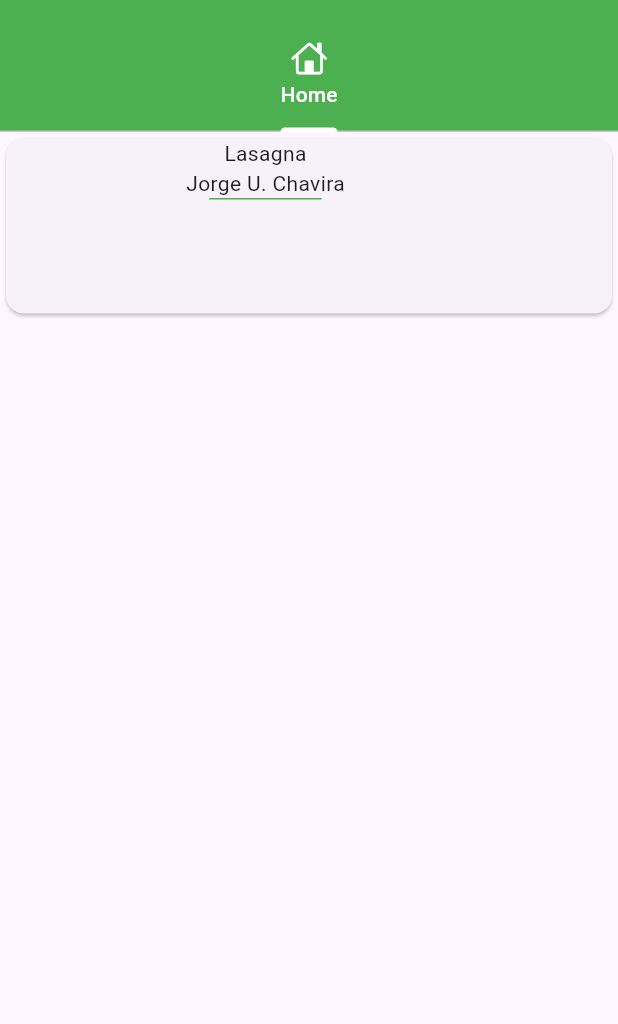
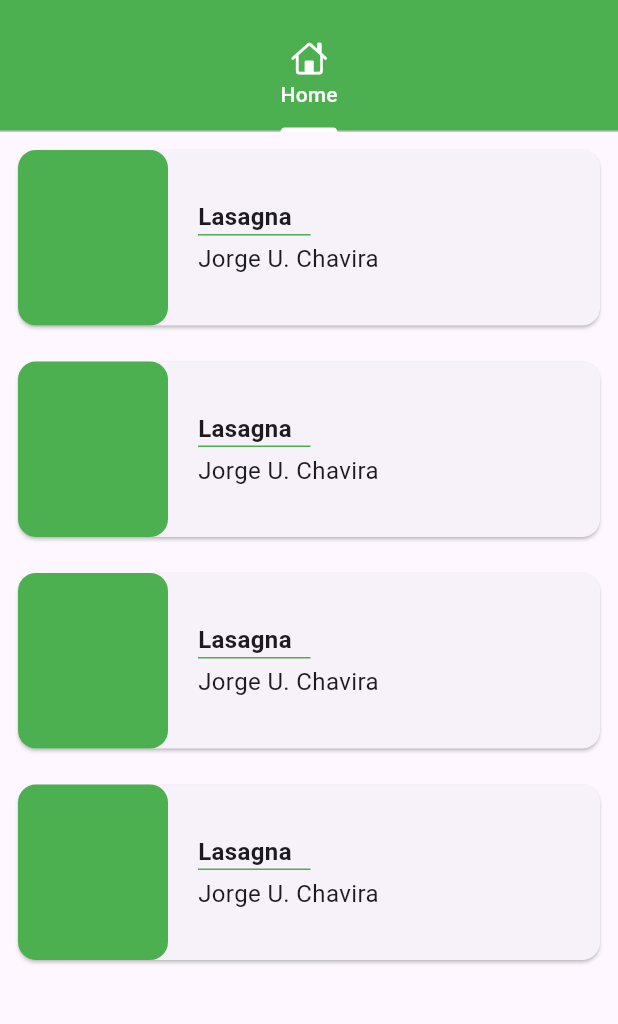
Before and after one commit to Deghim/Recipe_App, a Flutter app: the screen it shows after launch, on a phone screen of 412 x 824 dp, the part 63-1087 px from its top. Run offline on Flutter 3.47's test engine with Material 3 defaults, Android fonts, the phone set to English and light mode, and no system bars; Roboto replaces fonts that are missing (Quicksand).

Commit message:
Se creo un widget dentro del widget para el mostrado de datos

```diff
--- a/lib/screens/home_screen.dart
+++ b/lib/screens/home_screen.dart
@@ -6,7 +6,21 @@ class HomeScreen extends StatelessWidget {
   @override
   Widget build(BuildContext context) {
     return Scaffold(
-      body: Container(
+      body: Column(
+        children: <Widget>[
+          _RecipesCard(context),
+          _RecipesCard(context),
+          _RecipesCard(context),
+          _RecipesCard(context),
+        ],
+      ),
+    );
+  }
+
+  Widget _RecipesCard(BuildContext context) {
+    return Padding(
+      padding: const EdgeInsets.all(8.0),
+      child: Container(
         width:
             MediaQuery.of(context)
                 .size
@@ -18,17 +32,30 @@ class HomeScreen extends StatelessWidget {
               Container(
                 height: 125,
                 width: 100,
-                child: ClipRRect(
-                  borderRadius: BorderRadius.circular(10),
-                  child: Container(),
+                decoration: BoxDecoration(
+                  borderRadius: BorderRadius.circular(12),
+                  color: Colors.green,
                 ),
               ),
               SizedBox(width: 20),
               Column(
+                mainAxisAlignment: MainAxisAlignment.center,
+                crossAxisAlignment: CrossAxisAlignment.start,
                 children: <Widget>[
-                  Text("Lasagna"),
-                  Text("Jorge U. Chavira"),
+                  Text(
+                    "Lasagna",
+                    style: TextStyle(
+                      fontSize: 16,
+                      fontFamily: 'Quicksand',
+                      fontWeight: FontWeight.bold,
+                    ),
+                  ),
                   Container(height: 1, width: 75, color: Colors.green),
+                  SizedBox(height: 4),
+                  Text(
+                    "Jorge U. Chavira",
+                    style: TextStyle(fontSize: 16, fontFamily: 'Quicksand'),
+                  ),
                 ],
               ),
             ],
```
